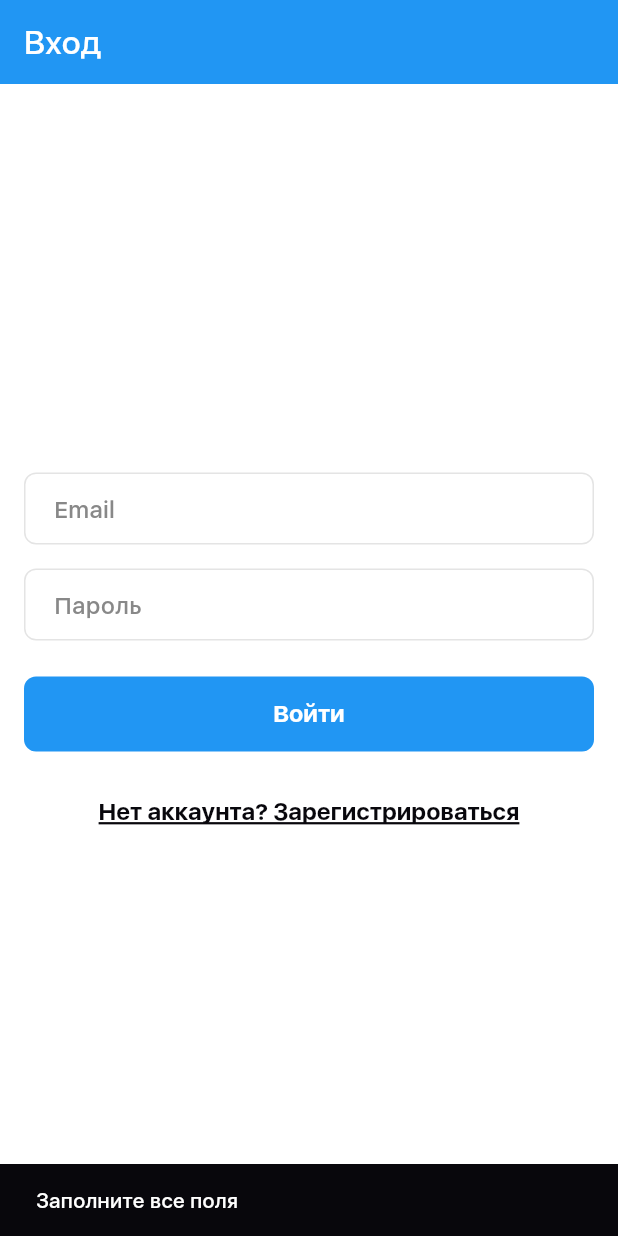
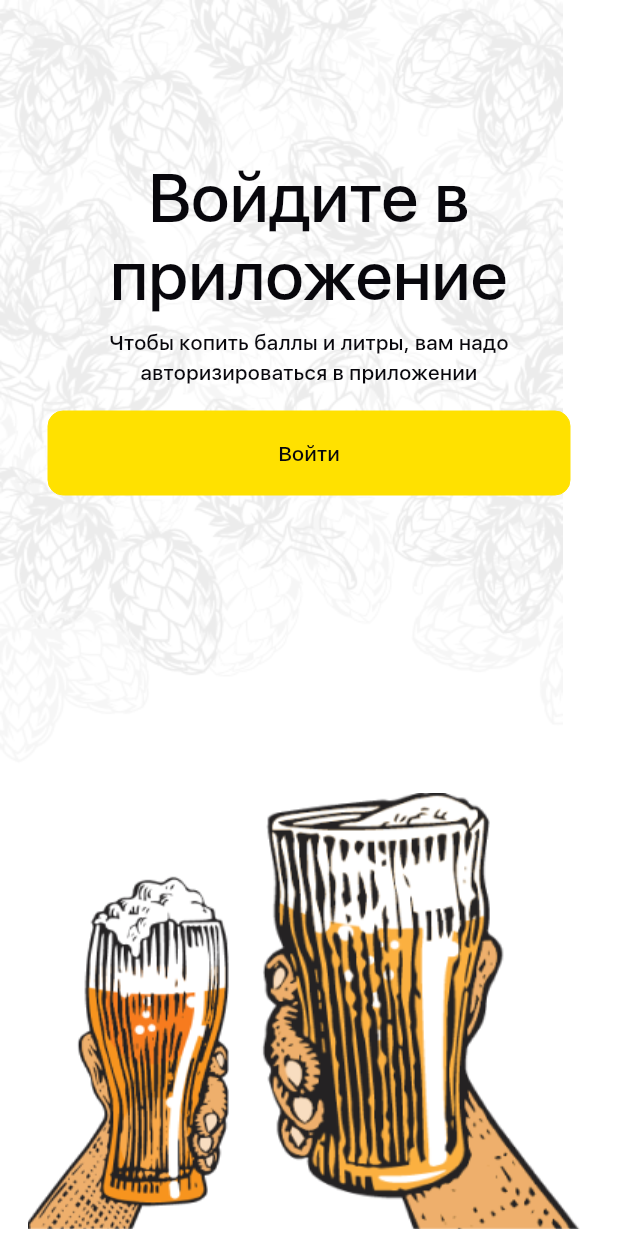
Before and after one commit to NikonovichN/live_beer_ex, a Flutter app: the LoginScreen screen opened by its route, after a tap on "Войти", on a phone screen of 412 x 824 dp. Run offline on Flutter 3.47's test engine with Material 3 defaults, Android fonts, the phone set to English and light mode, and no system bars; our stand-ins replace flutter_riverpod, go_router, vector_graphics; project files that could hold a hidden picture were left out.

Commit message:
add: log in screen

```diff
--- a/lib/src/features/auth/ui/screens/log_in.dart
+++ b/lib/src/features/auth/ui/screens/log_in.dart
@@ -1,7 +1,7 @@
 import 'package:flutter/material.dart';
 
 import 'package:flutter_riverpod/flutter_riverpod.dart';
-import 'package:go_router/go_router.dart';
+import 'package:live_beer_ex/src/ui/ui.dart';
 
 import '../../state/provider.dart';
 
@@ -13,73 +13,66 @@ class LoginScreen extends ConsumerStatefulWidget {
 }
 
 class _LoginScreenState extends ConsumerState<LoginScreen> {
-  final _emailController = TextEditingController();
-  final _passwordController = TextEditingController();
+  // TODO: do not forget
+  // final _emailController = TextEditingController();
+  // final _passwordController = TextEditingController();
 
-  @override
-  void dispose() {
-    _emailController.dispose();
-    _passwordController.dispose();
-    super.dispose();
-  }
+  // @override
+  // void dispose() {
+  //   _emailController.dispose();
+  //   _passwordController.dispose();
+  //   super.dispose();
+  // }
 
-  void _login() {
-    final email = _emailController.text.trim();
-    final password = _passwordController.text.trim();
+  // void _login() {
+  //   final email = _emailController.text.trim();
+  //   final password = _passwordController.text.trim();
 
-    if (email.isNotEmpty && password.isNotEmpty) {
-      ref.read(authProvider.notifier).login(email, password);
-    } else {
-      ScaffoldMessenger.of(
-        context,
-      ).showSnackBar(const SnackBar(content: Text('Заполните все поля')));
-    }
-  }
+  //   if (email.isNotEmpty && password.isNotEmpty) {
+  //     ref.read(authProvider.notifier).login(email, password);
+  //   } else {
+  //     ScaffoldMessenger.of(
+  //       context,
+  //     ).showSnackBar(const SnackBar(content: Text('Заполните все поля')));
+  //   }
+  // }
 
   @override
   Widget build(BuildContext context) {
+    final textTheme = TextTheme.of(context);
     return Scaffold(
-      appBar: AppBar(
-        title: const Text('Вход'),
-        backgroundColor: Colors.blue,
-        foregroundColor: Colors.white,
-      ),
-      body: Padding(
-        padding: const EdgeInsets.all(16.0),
-        child: Column(
-          mainAxisAlignment: MainAxisAlignment.center,
-          children: [
-            TextField(
-              controller: _emailController,
-              decoration: const InputDecoration(labelText: 'Email', border: OutlineInputBorder()),
-              keyboardType: TextInputType.emailAddress,
+      body: Stack(
+        children: [
+          Positioned(top: 0.0, child: Image.asset('assets/images/beer_background.png')),
+          Positioned(
+            left: 32.0,
+            top: MediaQuery.of(context).padding.top + 106.0,
+            right: 32.0,
+            child: Column(
+              crossAxisAlignment: CrossAxisAlignment.center,
+              children: [
+                Text(
+                  'Войдите в приложение',
+                  style: textTheme.displayMedium,
+                  textAlign: TextAlign.center,
+                ),
+                SizedBox(height: 8.0),
+                Text(
+                  'Чтобы копить баллы и литры, вам надо авторизироваться в приложении',
+                  style: textTheme.bodyMedium,
+                  textAlign: TextAlign.center,
+                ),
+                AppButton.primary(onPressed: () {}, child: const Text('Войти')),
+              ],
             ),
-            const SizedBox(height: 16),
-            TextField(
-              controller: _passwordController,
-              decoration: const InputDecoration(labelText: 'Пароль', border: OutlineInputBorder()),
-              obscureText: true,
-            ),
-            const SizedBox(height: 24),
-            SizedBox(
-              width: double.infinity,
-              height: 50,
-              child: ElevatedButton(
-                onPressed: _login,
-                style: ElevatedButton.styleFrom(
-                  backgroundColor: Colors.blue,
-                  foregroundColor: Colors.white,
-                ),
-                child: const Text('Войти'),
-              ),
-            ),
-            const SizedBox(height: 16),
-            TextButton(
-              onPressed: () => context.go('/register'),
-              child: const Text('Нет аккаунта? Зарегистрироваться'),
-            ),
-          ],
-        ),
+          ),
+          Positioned(
+            left: 0.0,
+            bottom: -10.0,
+            right: 0.0,
+            child: Image.asset('assets/images/beer_glasses.png'),
+          ),
+        ],
       ),
     );
   }
```
Also changed, not shown: lib/src/features/auth/ui/screens/welcome.dart (+12 -4 lines), lib/src/navigation/navigator.dart (+61 -12 lines), assets/images/beer_glasses.png (added).
